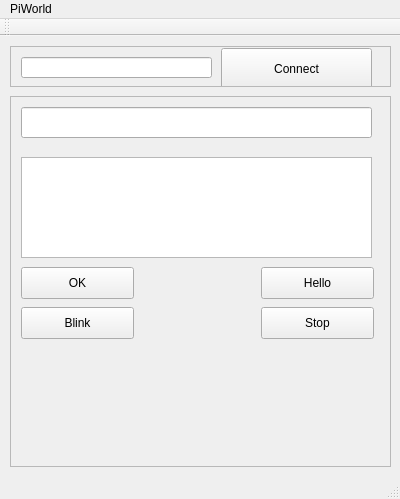
The window that mainwindow.ui (BillSnook/PiWorld) describes before a commit, drawn with Qt 5.
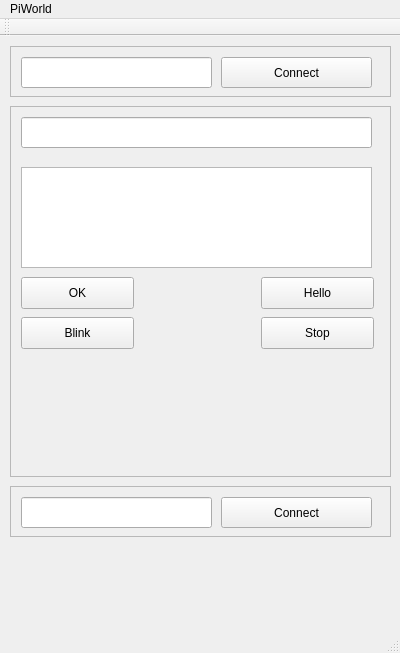
The same window after the commit.

The edit to the form file:
```diff
--- a/mainwindow.ui
+++ b/mainwindow.ui
@@ -7,7 +7,7 @@
     <x>0</x>
     <y>0</y>
     <width>400</width>
-    <height>499</height>
+    <height>653</height>
    </rect>
   </property>
   <property name="windowTitle">
@@ -18,7 +18,7 @@
     <property name="geometry">
      <rect>
       <x>10</x>
-      <y>60</y>
+      <y>70</y>
       <width>381</width>
       <height>371</height>
      </rect>
@@ -110,12 +110,15 @@
     </widget>
    </widget>
    <widget class="QScrollArea" name="connectBox">
+    <property name="enabled">
+     <bool>true</bool>
+    </property>
     <property name="geometry">
      <rect>
       <x>10</x>
       <y>10</y>
       <width>381</width>
-      <height>41</height>
+      <height>51</height>
      </rect>
     </property>
     <property name="widgetResizable">
@@ -127,7 +130,7 @@
        <x>0</x>
        <y>0</y>
        <width>379</width>
-       <height>39</height>
+       <height>49</height>
       </rect>
      </property>
      <widget class="QLineEdit" name="talkAddress">
@@ -136,7 +139,7 @@
         <x>10</x>
         <y>10</y>
         <width>191</width>
-        <height>21</height>
+        <height>31</height>
        </rect>
       </property>
      </widget>
@@ -144,9 +147,58 @@
       <property name="geometry">
        <rect>
         <x>210</x>
-        <y>1</y>
+        <y>10</y>
         <width>151</width>
-        <height>41</height>
+        <height>31</height>
+       </rect>
+      </property>
+      <property name="text">
+       <string>Connect</string>
+      </property>
+     </widget>
+    </widget>
+   </widget>
+   <widget class="QScrollArea" name="warmupBox">
+    <property name="enabled">
+     <bool>true</bool>
+    </property>
+    <property name="geometry">
+     <rect>
+      <x>10</x>
+      <y>450</y>
+      <width>381</width>
+      <height>51</height>
+     </rect>
+    </property>
+    <property name="widgetResizable">
+     <bool>true</bool>
+    </property>
+    <widget class="QWidget" name="scrollAreaWidgetContents_2">
+     <property name="geometry">
+      <rect>
+       <x>0</x>
+       <y>0</y>
+       <width>379</width>
+       <height>49</height>
+      </rect>
+     </property>
+     <widget class="QLineEdit" name="talkAddress_2">
+      <property name="geometry">
+       <rect>
+        <x>10</x>
+        <y>10</y>
+        <width>191</width>
+        <height>31</height>
+       </rect>
+      </property>
+     </widget>
+     <widget class="QPushButton" name="connectButton_2">
+      <property name="geometry">
+       <rect>
+        <x>210</x>
+        <y>10</y>
+        <width>151</width>
+        <height>31</height>
        </rect>
       </property>
       <property name="text">
```
Left out of the diff: 16 changed lines with no effect on the pictures.
